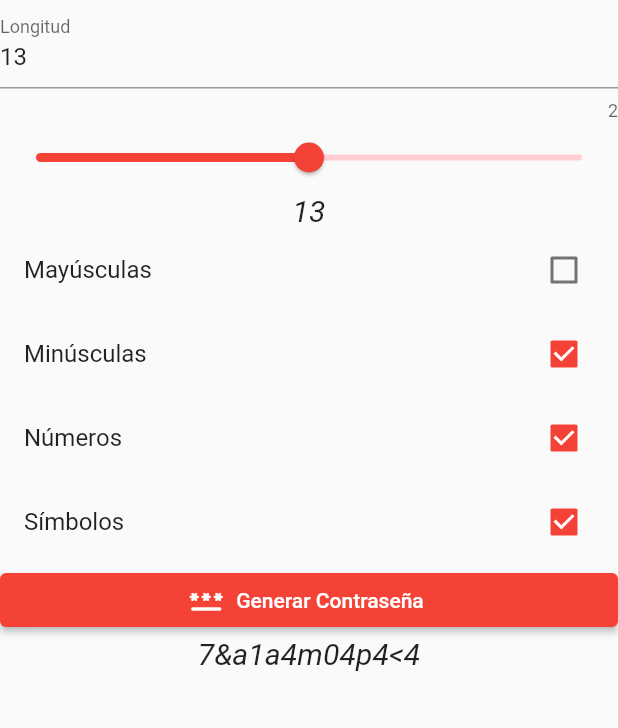
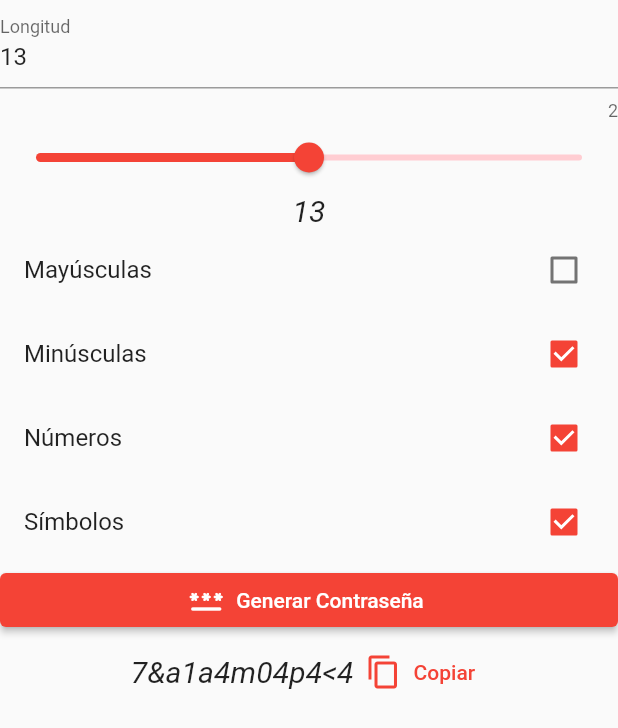
Before and after one commit to SantiagoYpes/intro-dart, a Flutter app: the FormPassword widget shown alone on an empty page, opened directly, after a tap on "Mayúsculas", on a phone screen of 412 x 824 dp. Shown: the top 728 px of the screen. Run offline on Flutter 3.47's test engine with Material 2 defaults, Android fonts, the phone set to English and light mode, and no system bars; network calls fail.

Commit message:
Arreglo actividad 4

```diff
--- a/miapp/lib/actividad_4/views/forms/FormPassword.dart
+++ b/miapp/lib/actividad_4/views/forms/FormPassword.dart
@@ -1,3 +1,4 @@
+import 'package:flutter/services.dart';
 import 'package:miapp/actividad_4/controllers/PasswordProvider.dart';
 import 'package:flutter/material.dart';
 import 'package:provider/provider.dart';
@@ -117,13 +118,76 @@ class _FormPasswordState extends State<FormPassword> {
                 backgroundColor: MaterialStatePropertyAll<Color>(Colors.red)),
           ),
           Center(
-            child: Text(
-              "${_passwordProvider.pass}",
-              style: const TextStyle(fontSize: 20, fontStyle: FontStyle.italic),
+            child: Row(
+              mainAxisAlignment: MainAxisAlignment.center,
+              children: [
+                textPass(_passwordProvider),
+                copyPass(_passwordProvider, context)
+              ],
             ),
           ),
         ],
       ),
     );
   }
+
+  TextButton copyPass(
+      PasswordProvider _passwordProvider, BuildContext context) {
+    return TextButton.icon(
+      onPressed: () {
+        Clipboard.setData(ClipboardData(text: _passwordProvider.pass));
+        showDialog(
+          context: context,
+          builder: (BuildContext context) => dialogCopy(context),
+        );
+      },
+      icon: const Icon(
+        Icons.copy,
+        color: Colors.red,
+      ),
+      label: const Text(
+        "Copiar",
+        style: TextStyle(color: Colors.red),
+      ),
+    );
+  }
+
+  Dialog dialogCopy(BuildContext context) {
+    return Dialog(
+      child: Padding(
+        padding: const EdgeInsets.all(8.0),
+        child: Column(
+          mainAxisSize: MainAxisSize.min,
+          mainAxisAlignment: MainAxisAlignment.center,
+          children: [
+            const Text('Copiado.'),
+            const SizedBox(
+              height: 15,
+              width: 10,
+            ),
+            TextButton.icon(
+              icon: const Icon(
+                Icons.close,
+                color: Colors.red,
+              ),
+              onPressed: () {
+                Navigator.pop(context);
+              },
+              label: const Text(
+                'Close',
+                style: TextStyle(color: Colors.red),
+              ),
+            ),
+          ],
+        ),
+      ),
+    );
+  }
+
+  Text textPass(PasswordProvider _passwordProvider) {
+    return Text(
+      "${_passwordProvider.pass}",
+      style: const TextStyle(fontSize: 20, fontStyle: FontStyle.italic),
+    );
+  }
 }
```
